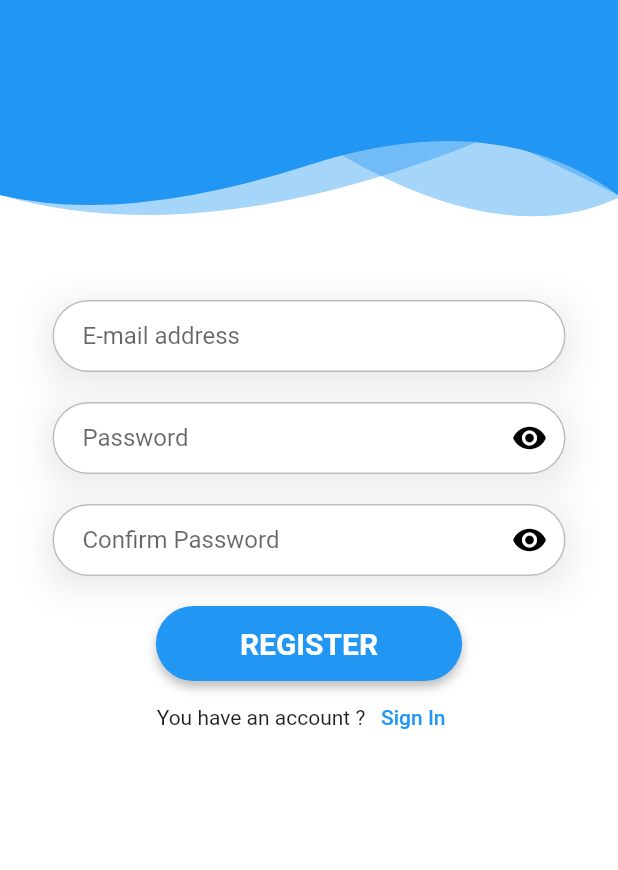
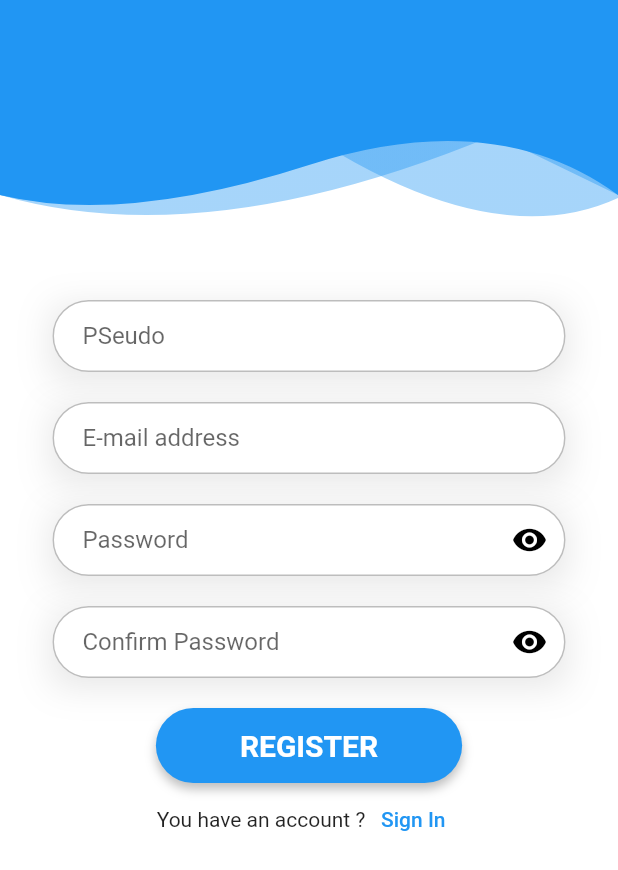
Before and after one commit to Alexisavnl/soundSharing, a Flutter app: the screen it shows after launch, after a tap on "CONFIRM", after a tap on "Signup", on a phone screen of 412 x 824 dp. Shown: the top 870 px of the screen. Run offline on Flutter 3.47's test engine with Material 2 defaults, Android fonts, the light colour scheme and no system bars; our stand-ins replace cloud_firestore, firebase_auth, firebase_core, firebase_database, flutter_spinkit, google_fonts and 3 more; accounts and stored records are empty.

Commit message:
14/03/2022

```diff
--- a/lib/bottomNavBar.dart
+++ b/lib/bottomNavBar.dart
@@ -5,13 +5,13 @@ import 'package:flutter/material.dart';
 import 'package:da_song/services/auth.dart';
 import 'package:google_fonts/google_fonts.dart';
 
-
 class BottomNavBar extends StatefulWidget {
   const BottomNavBar({Key? key}) : super(key: key);
 
   @override
   _BottomNavBar createState() => _BottomNavBar();
 }
+
 class _BottomNavBar extends State<BottomNavBar> {
   final AuthService _auth = AuthService();
 
@@ -19,15 +19,15 @@ class _BottomNavBar extends State<BottomNavBar> {
   static const TextStyle optionStyle =
       TextStyle(fontSize: 30, fontWeight: FontWeight.bold);
 
-
   void _onItemTapped(int index) {
     setState(() {
       _selectedIndex = index;
     });
   }
+
   final List<Widget> tabs = [
     HomePost(),
-    searchTrack(),
+    const searchTrack(),
     Account(),
   ];
 
--- a/lib/home.dart
+++ b/lib/home.dart
@@ -53,7 +53,7 @@ class HomePost extends StatelessWidget {
                                   Image.network(data.docs[index]['coverMax']),
                             ),
                             onTap: () async {
-                              await DatabaseService(user).uidUser();
+                              DatabaseService(user).user;
                             },
                           )
                               //'My name is ${data.docs[index]['name']}'
--- a/lib/main.dart
+++ b/lib/main.dart
@@ -7,6 +7,7 @@ import 'package:firebase_database/firebase_database.dart';
 import 'common/splash_screen.dart';
 import 'package:firebase_core/firebase_core.dart';
 import 'firebase_options.dart';
+
 void main() async {
   WidgetsFlutterBinding.ensureInitialized();
   if (Firebase.apps.isEmpty) {
--- a/lib/screens/login_page/login_page.dart
+++ b/lib/screens/login_page/login_page.dart
@@ -1,12 +1,14 @@
 import 'package:da_song/BottomNavBar.dart';
+import 'package:da_song/home.dart';
 import 'package:firebase_auth/firebase_auth.dart';
 import 'package:flutter/material.dart';
 import '../../common/delayed_animation.dart';
 import '../../common/theme_helper.dart';
 import '../../models/myUser.dart';
+import '../home/home.dart';
 import '../register_page/register_page.dart';
 import '../../services/auth.dart';
-import 'package:da_song/screens/home/home.dart';
+import '../wrapper.dart';
 
 class LoginPage extends StatefulWidget {
   const LoginPage({Key? key}) : super(key: key);
@@ -46,13 +48,7 @@ class _LoginPageState extends State<LoginPage> {
   Widget build(BuildContext context) {
     return Scaffold(
       backgroundColor: Colors.white70,
-      body: Container(
-        margin: const EdgeInsets.symmetric(horizontal: 15, vertical: 50),
-        padding: const EdgeInsets.all(3.0),
-        decoration: BoxDecoration(
-          borderRadius: BorderRadius.circular(30.0),
-          color: Colors.white54,
-        ),
+      body: SingleChildScrollView(
         child: Column(
           mainAxisAlignment: MainAxisAlignment.center,
           crossAxisAlignment: CrossAxisAlignment.center,
@@ -61,8 +57,8 @@ class _LoginPageState extends State<LoginPage> {
               delay: 500,
               child: SizedBox(
                 height: 300,
-                child: Image.asset('images/android.gif', height: 200,
-                  width: 200),
+                child:
+                    Image.asset('images/android.gif', height: 200, width: 200),
               ),
             ),
             DelayedAnimation(
@@ -93,7 +89,7 @@ class _LoginPageState extends State<LoginPage> {
                           TextFormField(
                             controller: passwordController,
                             validator: (value) => value != null &&
-                                value.length < 6
+                                    value.length < 6
                                 ? "Enter a password with at least 6 characters"
                                 : null,
                             obscureText: _obsureText,
@@ -138,11 +134,11 @@ class _LoginPageState extends State<LoginPage> {
                     ElevatedButton(
                       onPressed: () async {
                         UserCredential user = await _auth.signInWithGoogle();
-                        if(user != null){
+                        if (user != null) {
                           Navigator.push(
                             context,
                             MaterialPageRoute(
-                                builder: (context) => Home()),
+                                builder: (context) => const Wrapper()),
                           );
                         }
                       },
@@ -200,7 +196,7 @@ class _LoginPageState extends State<LoginPage> {
       MyUser? user = await _auth.signInWithEmailAndPassword(email, password);
       if (user != null) {
         Navigator.push(
-            context, MaterialPageRoute(builder: (context) => Home()));
+            context, MaterialPageRoute(builder: (context) => Wrapper()));
       } else {
         setState(() {
           loading = false;
--- a/lib/screens/register_page/register_page.dart
+++ b/lib/screens/register_page/register_page.dart
@@ -26,6 +26,7 @@ class _RegistrationPageState extends State<RegistrationPage> {
   final emailController = TextEditingController();
   final passwordController = TextEditingController();
   final confirmPasswordController = TextEditingController();
+  final pseudoController = TextEditingController();
   var _obsureMdp = true;
   var _obsureMdpVerif = true;
   bool errorEmail = false;
@@ -38,6 +39,7 @@ class _RegistrationPageState extends State<RegistrationPage> {
     emailController.dispose();
     passwordController.dispose();
     confirmPasswordController.dispose();
+    pseudoController.dispose();
     super.dispose();
   }
 
@@ -47,19 +49,23 @@ class _RegistrationPageState extends State<RegistrationPage> {
       emailController.text = '';
       passwordController.text = '';
       confirmPasswordController.text = '';
+      pseudoController.text = '';
     });
   }
 
   @override
   Widget build(BuildContext context) {
-    return loading ? Loading() : Scaffold(
+    return loading
+        ? Loading()
+        : Scaffold(
             backgroundColor: Colors.white,
             body: SingleChildScrollView(
               child: Stack(
                 children: [
                   const SizedBox(
                     height: 150,
-              child: HeaderWidget(150, false, Icons.person_add_alt_1_rounded),
+                    child: HeaderWidget(
+                        150, false, Icons.person_add_alt_1_rounded),
                   ),
                   Container(
                     margin: const EdgeInsets.fromLTRB(25, 50, 25, 10),
@@ -73,6 +79,17 @@ class _RegistrationPageState extends State<RegistrationPage> {
                           child: Column(
                             children: [
                               const SizedBox(height: 150),
+                              Container(
+                                child: TextFormField(
+                                  controller: pseudoController,
+                                  decoration: ThemeHelper().textInputDecoration(
+                                      "PSeudo", "Enter your pseudo"),
+                                  keyboardType: TextInputType.name,
+                                ),
+                                decoration:
+                                    ThemeHelper().inputBoxDecorationShaddow(),
+                              ),
+                              const SizedBox(height: 20.0),
                               Container(
                                 child: TextFormField(
                                   controller: emailController,
@@ -92,7 +109,8 @@ class _RegistrationPageState extends State<RegistrationPage> {
                                     return null;
                                   },
                                 ),
-                          decoration: ThemeHelper().inputBoxDecorationShaddow(),
+                                decoration:
+                                    ThemeHelper().inputBoxDecorationShaddow(),
                               ),
                               const SizedBox(height: 20.0),
                               Container(
@@ -120,7 +138,8 @@ class _RegistrationPageState extends State<RegistrationPage> {
                                     return null;
                                   },
                                 ),
-                          decoration: ThemeHelper().inputBoxDecorationShaddow(),
+                                decoration:
+                                    ThemeHelper().inputBoxDecorationShaddow(),
                               ),
                               const SizedBox(height: 20.0),
                               Container(
@@ -156,7 +175,8 @@ class _RegistrationPageState extends State<RegistrationPage> {
                                     return null;
                                   },
                                 ),
-                          decoration: ThemeHelper().inputBoxDecorationShaddow(),
+                                decoration:
+                                    ThemeHelper().inputBoxDecorationShaddow(),
                               ),
                               const SizedBox(height: 20.0),
                               Container(
@@ -165,8 +185,8 @@ class _RegistrationPageState extends State<RegistrationPage> {
                                 child: ElevatedButton(
                                   style: ThemeHelper().buttonStyle(),
                                   child: Padding(
-                              padding:
-                                  const EdgeInsets.fromLTRB(40, 10, 40, 10),
+                                    padding: const EdgeInsets.fromLTRB(
+                                        40, 10, 40, 10),
                                     child: Text(
                                       "Register".toUpperCase(),
                                       style: const TextStyle(
--- a/lib/screens/wrapper.dart
+++ b/lib/screens/wrapper.dart
@@ -5,7 +5,6 @@ import '../models/myUser.dart';
 import '../screens/login_page/login_page.dart';
 import 'package:provider/provider.dart';
 import 'package:da_song/BottomNavBar.dart';
-
 
 class Wrapper extends StatelessWidget {
   const Wrapper({Key? key}) : super(key: key);
@@ -16,7 +15,7 @@ class Wrapper extends StatelessWidget {
     if (user == null) {
       return const LoginPage();
     } else {
-      return BottomNavBar();
+      return const BottomNavBar();
     }
   }
 }
```
Also changed, not shown: lib/account.dart (+13 -4 lines), lib/services/auth.dart (+12 -8 lines), lib/services/database.dart (+23 -21 lines). Lines whose indentation alone changed are shown as unchanged.
